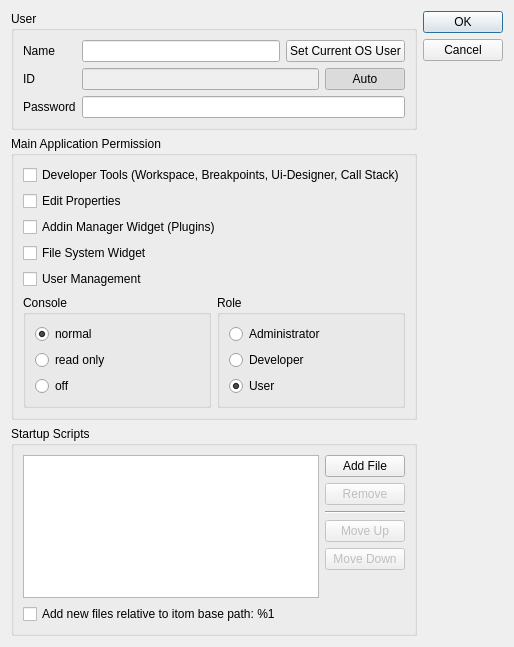
Before: the Qt Designer form Qitom/widgets/userManagementEdit.ui in itom-project/itom, drawn with Qt 5.
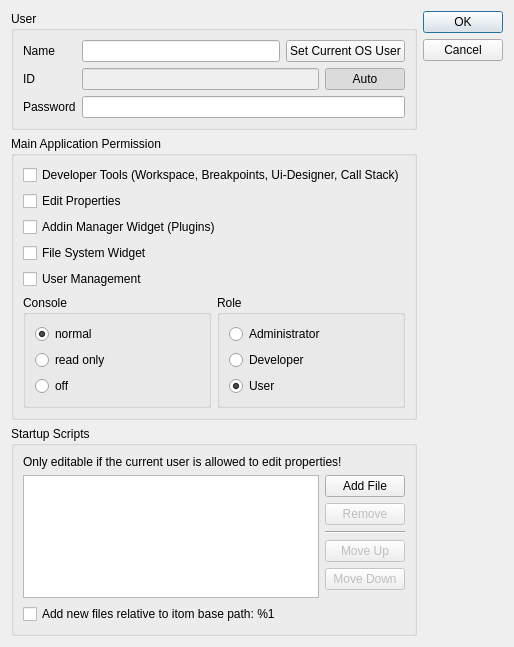
After: the same form once the commit is applied.

Commit message: bugfixes and improvements of User Management: A user can only edit properties of another user, if the current user has a higher user level than the edited user. If both have the same level, the current user can only edit the properties, that he has granted, too.

```diff
--- a/Qitom/widgets/userManagementEdit.ui
+++ b/Qitom/widgets/userManagementEdit.ui
@@ -252,6 +252,13 @@
         <string>Startup Scripts</string>
        </property>
        <layout class="QVBoxLayout" name="verticalLayout_6">
+        <item>
+         <widget class="QLabel" name="label_4">
+          <property name="text">
+           <string>Only editable if the current user is allowed to edit properties!</string>
+          </property>
+         </widget>
+        </item>
         <item>
          <layout class="QHBoxLayout" name="horizontalLayout_3">
           <item>
```
Left out of the diff: 2 changed lines with no effect on the pictures. The commit also changes 5 other files.
